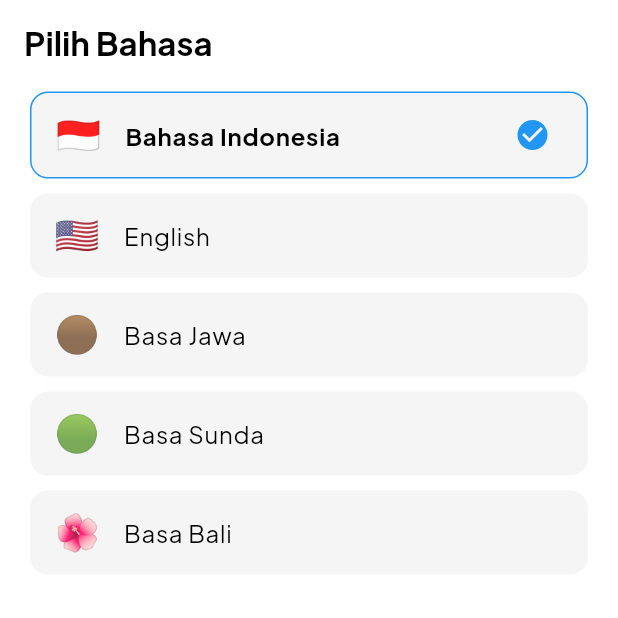
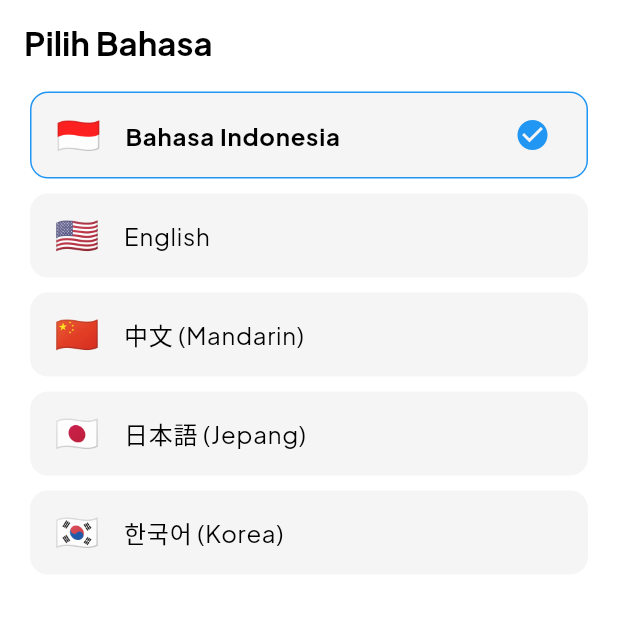
Before and after one commit to afif-jarvas/aksara-ai-assist, a Flutter app: the LanguagePage screen opened by its route, on a phone screen of 412 x 824 dp, the top half of it. Run offline on Flutter 3.47's test engine with Material 3 defaults, Android fonts, the phone set to English and light mode, and no system bars; our stand-ins replace camera, flutter_animate, flutter_riverpod, flutter_tts, glassmorphism, go_router and 10 more; missing offline and left inert: flutter_zxing, google_mlkit_text_recognition, mobile_scanner, tesseract_ocr, tflite_flutter, youtube_explode_dart; accounts and stored records are empty; generated files the repository leaves out were written again.

Commit message:
perubahan bahasa lagi

```diff
--- a/lib/features/legal/pages/privacy_policy_page.dart
+++ b/lib/features/legal/pages/privacy_policy_page.dart
@@ -13,7 +13,6 @@ class PrivacyPolicyPage extends ConsumerWidget {
     final subtitleColor = isDark ? Colors.white70 : Colors.black87;
     final currentFont = ref.watch(fontFamilyProvider);
 
-    // Fungsi helper font
     TextStyle safeFont(String fontName, {double? fontSize, FontWeight? fontWeight, Color? color, double? height}) {
       try {
         return GoogleFonts.getFont(fontName, fontSize: fontSize, fontWeight: fontWeight, color: color, height: height);
--- a/lib/main.dart
+++ b/lib/main.dart
@@ -45,9 +45,11 @@ void main() async {
   ));
   await SystemChrome.setEnabledSystemUIMode(SystemUiMode.edgeToEdge);
 
-  // Set locale messages for timeago
   timeago.setLocaleMessages('id', timeago.IdMessages());
   timeago.setLocaleMessages('en', timeago.EnMessages());
+  timeago.setLocaleMessages('zh', timeago.ZhMessages());
+  timeago.setLocaleMessages('ja', timeago.JaMessages());
+  timeago.setLocaleMessages('ko', timeago.KoMessages());
 
   const supabaseUrl = String.fromEnvironment('SUPABASE_URL',
       defaultValue: 'https://lsszhahkrgzqnhbwrijo.supabase.co');
@@ -95,18 +97,18 @@ class AksaraAIApp extends ConsumerWidget {
     return MaterialApp.router(
       title: 'AksaraAI',
       debugShowCheckedModeBanner: false,
-      // Menggunakan tema dari AppTheme yang sudah diperbaiki
       theme: AppTheme.lightTheme(fontFamily),
       darkTheme: AppTheme.darkTheme(fontFamily),
       themeMode: themeMode,
       routerConfig: _router,
       locale: locale,
+      // 5 Bahasa Utama (Sesuai Permintaan)
       supportedLocales: const [
-        Locale('id'),
-        Locale('en'),
-        Locale('jv'), // Jawa
-        Locale('su'), // Sunda
-        Locale('ban'), // Bali
+        Locale('id'), // Indonesia
+        Locale('en'), // Inggris
+        Locale('zh'), // Cina
+        Locale('ja'), // Jepang
+        Locale('ko'), // Korea
       ],
       localizationsDelegates: const [
         GlobalMaterialLocalizations.delegate,
@@ -429,7 +431,6 @@ class DashboardPage extends ConsumerWidget {
 
   Widget _featureCard(BuildContext context, String title, String subtitle,
       IconData icon, List<Color> colors, VoidCallback onTap) {
-    // Menggunakan Google Fonts secara dinamis dari AppTheme
     return GestureDetector(
         onTap: onTap,
         child: Container(
@@ -828,7 +829,6 @@ class SettingsPage extends ConsumerWidget {
                       items: fontOptions.map((String font) {
                         return DropdownMenuItem<String>(
                           value: font,
-                          // Tampilkan preview font di dropdown
                           child: Text(font, style: GoogleFonts.getFont(font, color: isDark ? Colors.white : Colors.black)),
                         );
                       }).toList(),
@@ -916,9 +916,9 @@ class LanguagePage extends ConsumerWidget {
   final List<Map<String, String>> languages = const [
     {'code': 'id', 'name': 'Bahasa Indonesia', 'flag': '🇮🇩'},
     {'code': 'en', 'name': 'English', 'flag': '🇺🇸'},
-    {'code': 'jv', 'name': 'Basa Jawa', 'flag': '🟤'},
-    {'code': 'su', 'name': 'Basa Sunda', 'flag': '🟢'},
-    {'code': 'ban', 'name': 'Basa Bali', 'flag': '🌺'}
+    {'code': 'zh', 'name': '中文 (Mandarin)', 'flag': '🇨🇳'},
+    {'code': 'ja', 'name': '日本語 (Jepang)', 'flag': '🇯🇵'},
+    {'code': 'ko', 'name': '한국어 (Korea)', 'flag': '🇰🇷'}
   ];
 
   @override
```
Also changed, not shown: lib/core/localization_service.dart (+25 -5 lines), lib/features/about/pages/about_page.dart (+2 -15 lines).
